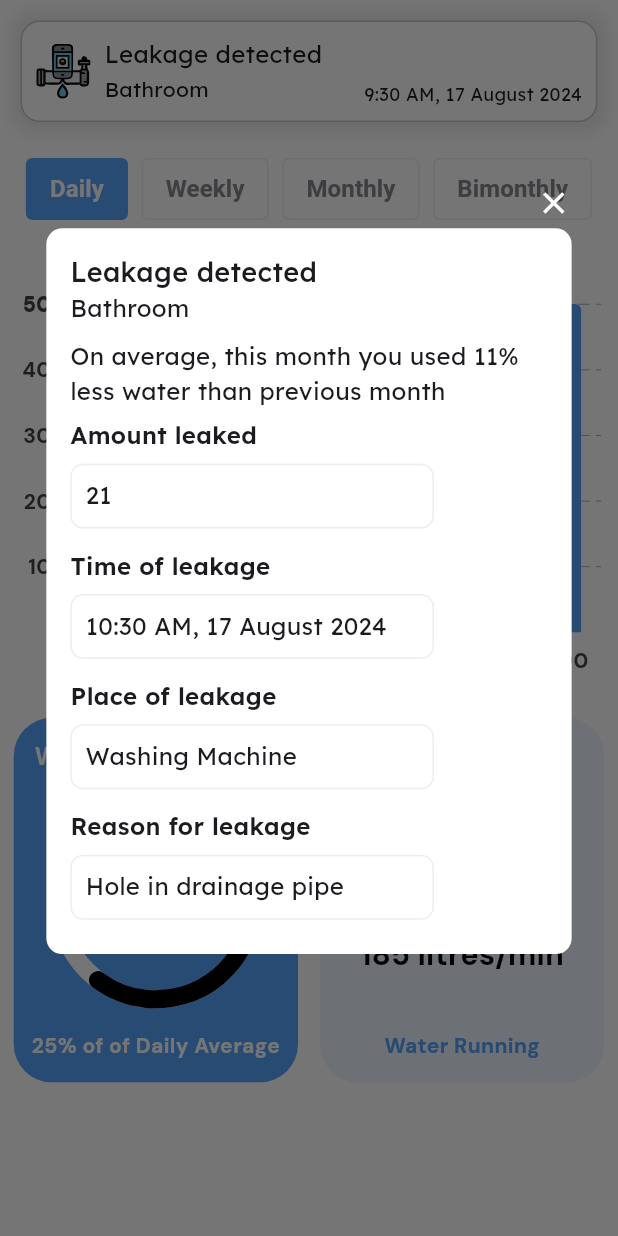
After one commit to vedasjad/aquaalert, a Flutter app: the HomePage screen opened directly, after a tap on "Leakage detected", on a phone screen of 412 x 824 dp. The commit adds this screen. Run offline on Flutter 3.47's test engine with Material 3 defaults, Android fonts, the phone set to English and light mode, and no system bars; drawn by our look-alikes of fl_chart, syncfusion_flutter_gauges; our stand-ins replace connectivity_plus, dartz, dio, flutter_screenutil, flutter_svg, get and 3 more.

Commit message:
feat: LeakageInfoDialog

```diff
--- a/lib/core/resources/app_strings.dart
+++ b/lib/core/resources/app_strings.dart
@@ -24,7 +24,7 @@ class AppStrings {
   static const garage = "Garage";
   static const monthlyProgress = "Monthly progress";
   static String monthlyProgressStatement(int percentage) {
-    return "On average, this month you used $percentage% less\nwater than previous month";
+    return "On average, this month you used $percentage% less water than previous month";
   }
 
   static const thisMonth = "This month";
@@ -34,4 +34,8 @@ class AppStrings {
   static daysInARow(int days) => "$days days in a row";
   static const searchByName = "Search By Name";
   static const filterBy = "Filter by";
+  static const amountLeaked = "Amount leaked";
+  static const timeOfLeakage = "Time of leakage";
+  static const placeOfLeakage = "Place of leakage";
+  static const reasonForLeakage = "Reason for leakage";
 }
--- a/lib/core/resources/app_text_styles.dart
+++ b/lib/core/resources/app_text_styles.dart
@@ -66,6 +66,11 @@ class AppTextStyles {
   static TextStyle lexendNormalRegular = _lexendBase(
     fontSize: _defaultFontSize,
     fontWeight: regular,
+  );
+
+  static TextStyle lexendNormalSemiBold = _lexendBase(
+    fontSize: _defaultFontSize,
+    fontWeight: semiBold,
   );
 
   static TextStyle lexendSmallRegular = _lexendBase(
--- /dev/null
+++ b/lib/features/history/domain/models/leakage.dart
@@ -0,0 +1,15 @@
+class Leakage {
+  final String location;
+  final String equipment;
+  final String reason;
+  final DateTime dateTime;
+  final int amountInLitres;
+
+  Leakage({
+    required this.dateTime,
+    required this.amountInLitres,
+    required this.equipment,
+    required this.location,
+    required this.reason,
+  });
+}
--- a/lib/features/history/presentation/controllers/history_controller.dart
+++ b/lib/features/history/presentation/controllers/history_controller.dart
@@ -2,13 +2,39 @@ import 'package:aquaalert/core/resources/app_strings.dart';
 import 'package:flutter/cupertino.dart';
 import 'package:get/get.dart';
 
+import '../../domain/models/leakage.dart';
+
 class HistoryController extends GetxController {
   final TextEditingController searchFieldController = TextEditingController();
 
-  final List<String> leakagePlaces = [
-    AppStrings.kitchen,
-    AppStrings.bathroom,
-    AppStrings.garage,
-    AppStrings.laundry,
+  final List<Leakage> leakages = [
+    Leakage(
+      dateTime: DateTime.now(),
+      amountInLitres: 21,
+      equipment: "Washing Machine",
+      location: AppStrings.bathroom,
+      reason: "Hole in drainage pipe",
+    ),
+    Leakage(
+      dateTime: DateTime.now(),
+      amountInLitres: 21,
+      equipment: "Washing Machine",
+      location: AppStrings.kitchen,
+      reason: "Hole in drainage pipe",
+    ),
+    Leakage(
+      dateTime: DateTime.now(),
+      amountInLitres: 21,
+      equipment: "Washing Machine",
+      location: AppStrings.garage,
+      reason: "Hole in drainage pipe",
+    ),
+    Leakage(
+      dateTime: DateTime.now(),
+      amountInLitres: 21,
+      equipment: "Washing Machine",
+      location: AppStrings.laundry,
+      reason: "Hole in drainage pipe",
+    ),
   ];
 }
--- a/lib/features/history/presentation/pages/history_page.dart
+++ b/lib/features/history/presentation/pages/history_page.dart
@@ -12,7 +12,9 @@ import '../widgets/filter_widget.dart';
 import '../widgets/history_search_bar.dart';
 
 class HistoryPage extends StatelessWidget {
-  const HistoryPage({super.key});
+  const HistoryPage({
+    super.key,
+  });
 
   @override
   Widget build(BuildContext context) {
@@ -41,9 +43,9 @@ class HistoryPage extends StatelessWidget {
             children: [
               HistorySearchBar(controller: controller),
               const FilterWidget(),
-              ...List.generate(controller.leakagePlaces.length, (index) {
+              ...List.generate(controller.leakages.length, (index) {
                 return LeakageNotifierWidget(
-                  place: controller.leakagePlaces[index],
+                  leakage: controller.leakages[index],
                 );
               }),
             ],
@@ -53,3 +55,50 @@ class HistoryPage extends StatelessWidget {
     );
   }
 }
+
+class LeakageDialogInfoField extends StatelessWidget {
+  const LeakageDialogInfoField({
+    required this.value,
+    required this.label,
+    super.key,
+  });
+  final String label;
+  final String value;
+
+  @override
+  Widget build(BuildContext context) {
+    return Container(
+      padding: EdgeInsets.symmetric(
+        vertical: SizeConfig.width_6,
+      ),
+      child: Column(
+        crossAxisAlignment: CrossAxisAlignment.start,
+        children: [
+          Text(
+            label,
+            style: AppTextStyles.lexendNormalSemiBold,
+          ),
+          Container(
+            width: SizeConfig.getScreenWidth() / 1.7,
+            decoration: BoxDecoration(
+              borderRadius: BorderRadius.circular(
+                SizeConfig.radius_8,
+              ),
+              border: Border.all(
+                color: AppColors.offWhite,
+              ),
+            ),
+            margin: EdgeInsets.only(
+              top: SizeConfig.width_6,
+            ),
+            padding: EdgeInsets.all(SizeConfig.width_8),
+            child: Text(
+              value,
+              style: AppTextStyles.lexendNormalRegular,
+            ),
+          )
+        ],
+      ),
+    );
+  }
+}
--- /dev/null
+++ b/lib/features/history/presentation/widgets/leakage_info_dialog.dart
@@ -0,0 +1,101 @@
+import 'package:flutter/material.dart';
+
+import '../../../../app/configs/size_config.dart';
+import '../../../../core/resources/app_colors.dart';
+import '../../../../core/resources/app_strings.dart';
+import '../../../../core/resources/app_text_styles.dart';
+import '../../../../core/utils/date_time_helpers.dart';
+import '../../domain/models/leakage.dart';
+import '../pages/history_page.dart';
+
+class LeakageInfoDialog extends StatelessWidget {
+  const LeakageInfoDialog({
+    required this.leakage,
+    super.key,
+  });
+
+  final Leakage leakage;
+
+  @override
+  Widget build(BuildContext context) {
+    return Dialog(
+      backgroundColor: Colors.transparent,
+      insetPadding: EdgeInsets.zero,
+      child: SizedBox(
+        height: SizeConfig.getScreenHeight() * 0.7,
+        width: SizeConfig.getScreenWidth() * 0.85,
+        child: Column(
+          children: [
+            GestureDetector(
+              onTap: () {
+                Navigator.of(context).pop();
+              },
+              child: const Row(
+                mainAxisAlignment: MainAxisAlignment.end,
+                children: [
+                  Icon(
+                    Icons.close,
+                    color: AppColors.white,
+                  ),
+                ],
+              ),
+            ),
+            Container(
+              width: SizeConfig.getScreenWidth() * 0.85,
+              decoration: BoxDecoration(
+                color: AppColors.white,
+                borderRadius: BorderRadius.circular(
+                  SizeConfig.radius_10,
+                ),
+              ),
+              padding: EdgeInsets.all(
+                SizeConfig.width_14,
+              ),
+              margin: EdgeInsets.only(
+                top: SizeConfig.width_4,
+              ),
+              child: Column(
+                crossAxisAlignment: CrossAxisAlignment.start,
+                children: [
+                  Text(
+                    AppStrings.leakageDetected,
+                    style: AppTextStyles.lexendLargeMedium,
+                  ),
+                  Text(
+                    leakage.location,
+                    style: AppTextStyles.lexendNormalRegular,
+                  ),
+                  SizedBox(
+                    height: SizeConfig.width_8,
+                  ),
+                  Text(
+                    AppStrings.monthlyProgressStatement(11),
+                    style: AppTextStyles.lexendNormalRegular,
+                  ),
+                  LeakageDialogInfoField(
+                    label: AppStrings.amountLeaked,
+                    value: leakage.amountInLitres.toString(),
+                  ),
+                  LeakageDialogInfoField(
+                    label: AppStrings.timeOfLeakage,
+                    value: formatDateTimeFromISO(
+                      leakage.dateTime.toIso8601String(),
+                    ),
+                  ),
+                  LeakageDialogInfoField(
+                    label: AppStrings.placeOfLeakage,
+                    value: leakage.equipment,
+                  ),
+                  LeakageDialogInfoField(
+                    label: AppStrings.reasonForLeakage,
+                    value: leakage.reason,
+                  ),
+                ],
+              ),
+            ),
+          ],
+        ),
+      ),
+    );
+  }
+}
--- a/lib/features/home/presentation/pages/home_page.dart
+++ b/lib/features/home/presentation/pages/home_page.dart
@@ -2,6 +2,7 @@ import 'dart:math';
 
 import 'package:aquaalert/app/configs/size_config.dart';
 import 'package:aquaalert/core/resources/app_strings.dart';
+import 'package:aquaalert/features/history/domain/models/leakage.dart';
 import 'package:flutter/material.dart';
 
 import '../../../../core/resources/app_colors.dart';
@@ -23,8 +24,14 @@ class HomePage extends StatelessWidget {
         ),
         child: Column(
           children: [
-            const LeakageNotifierWidget(
-              place: AppStrings.kitchen,
+            LeakageNotifierWidget(
+              leakage: Leakage(
+                dateTime: DateTime.now(),
+                amountInLitres: 15,
+                equipment: 'Tap',
+                location: AppStrings.bathroom,
+                reason: 'Left open',
+              ),
             ),
             UsageChartWidget(
               points: List.generate(
--- a/lib/features/home/presentation/widgets/leakage_notifier_widget.dart
+++ b/lib/features/home/presentation/widgets/leakage_notifier_widget.dart
@@ -3,22 +3,45 @@ import 'package:aquaalert/core/resources/app_strings.dart';
 import 'package:aquaalert/core/resources/app_text_styles.dart';
 import 'package:aquaalert/core/resources/resources.dart';
 import 'package:aquaalert/core/utils/date_time_helpers.dart';
+import 'package:aquaalert/features/history/presentation/controllers/history_controller.dart';
 import 'package:flutter/material.dart';
 import 'package:flutter_svg/flutter_svg.dart';
+import 'package:get/get.dart';
 
 import '../../../../core/resources/app_colors.dart';
+import '../../../history/domain/models/leakage.dart';
+import '../../../history/presentation/widgets/leakage_info_dialog.dart';
 
 class LeakageNotifierWidget extends StatelessWidget {
   const LeakageNotifierWidget({
     super.key,
-    required this.place,
+    required this.leakage,
   });
 
-  final String place;
+  final Leakage leakage;
+
+  void _showDialog({required BuildContext context, required Leakage leakage}) {
+    showDialog(
+      context: context,
+      builder: (BuildContext context) {
+        return LeakageInfoDialog(
+          leakage: leakage,
+        );
+      },
+    );
+  }
 
   @override
   Widget build(BuildContext context) {
-    return Container(
+    final HistoryController controller = Get.find();
+    return GestureDetector(
+      onTap: () {
+        _showDialog(
+          context: context,
+          leakage: controller.leakages.first,
+        );
+      },
+      child: Container(
         height: SizeConfig.height_64,
         decoration: BoxDecoration(
           boxShadow: [
@@ -69,7 +92,7 @@ class LeakageNotifierWidget extends StatelessWidget {
                         style: AppTextStyles.lexendNormalRegular,
                       ),
                       Text(
-                      place,
+                        leakage.location,
                         style: AppTextStyles.lexendSmallRegular,
                       ),
                     ],
@@ -98,6 +121,7 @@ class LeakageNotifierWidget extends StatelessWidget {
             ),
           ],
         ),
+      ),
     );
   }
 }
--- a/lib/features/nemo/presentation/pages/nemo_page.dart
+++ b/lib/features/nemo/presentation/pages/nemo_page.dart
@@ -8,8 +8,8 @@ import 'package:aquaalert/features/nemo/presentation/controllers/nemo_controller
 import 'package:aquaalert/features/stage/presentation/widgets/notification_icon_widget.dart';
 import 'package:flutter/material.dart';
 import 'package:get/get.dart';
-import 'package:percent_indicator/linear_percent_indicator.dart';
 
+import '../widgets/monthly_usage_linear_indicator.dart';
 import '../widgets/periodic_usage_widget/periodic_usage_widget.dart';
 
 class NemoPage extends StatelessWidget {
@@ -83,10 +83,13 @@ class NemoPage extends StatelessWidget {
                       SizedBox(
                         height: SizeConfig.height_4,
                       ),
-                      Text(
-                        AppStrings.monthlyProgressStatement(11),
-                        style: AppTextStyles.lexendNormalRegular,
-                        maxLines: 2,
+                      SizedBox(
+                        width: SizeConfig.getScreenWidth() * 0.75,
+                        child: Text(
+                          AppStrings.monthlyProgressStatement(11),
+                          style: AppTextStyles.lexendNormalRegular,
+                          maxLines: 2,
+                        ),
                       ),
                       Row(
                         mainAxisAlignment: MainAxisAlignment.spaceBetween,
@@ -201,61 +204,3 @@ class NemoPage extends StatelessWidget {
     );
   }
 }
-
-class MonthlyUsageLinearIndicator extends StatelessWidget {
-  const MonthlyUsageLinearIndicator({
-    required this.ltrsPerDay,
-    this.isPrevMonth = false,
-    super.key,
-  });
-  final String ltrsPerDay;
-  final bool isPrevMonth;
-
-  @override
-  Widget build(BuildContext context) {
-    return Column(
-      crossAxisAlignment: CrossAxisAlignment.start,
-      children: [
-        Row(
-          children: [
-            Text(
-              ltrsPerDay,
-              style: AppTextStyles.lexendExtraLargeBold.copyWith(
-                fontSize: SizeConfig.fontSize_40,
-              ),
-            ),
-            SizedBox(
-              width: SizeConfig.width_4,
-            ),
-            Column(
-              crossAxisAlignment: CrossAxisAlignment.start,
-              children: [
-                Text(
-                  AppStrings.ltrsPerDay,
-                  style: AppTextStyles.lexendNormalRegular,
-                ),
-                Text(
-                  isPrevMonth ? AppStrings.previousMonth : AppStrings.thisMonth,
-                  style: AppTextStyles.lexendSmallRegular,
-                ),
-              ],
-            )
-          ],
-        ),
-        LinearPercentIndicator(
-          width: MediaQuery.of(context).size.width / 2,
-          animation: true,
-          lineHeight: 10.0,
-          animationDuration: 400,
-          percent: 0.8,
-          barRadius: Radius.circular(
-            SizeConfig.radius_22,
-          ),
-          padding: EdgeInsets.zero,
-          progressColor: AppColors.skyBlue,
-          backgroundColor: AppColors.offWhite,
-        ),
-      ],
-    );
-  }
-}
--- /dev/null
+++ b/lib/features/nemo/presentation/widgets/monthly_usage_linear_indicator.dart
@@ -0,0 +1,65 @@
+import 'package:flutter/material.dart';
+import 'package:percent_indicator/linear_percent_indicator.dart';
+
+import '../../../../app/configs/size_config.dart';
+import '../../../../core/resources/app_colors.dart';
+import '../../../../core/resources/app_strings.dart';
+import '../../../../core/resources/app_text_styles.dart';
+
+class MonthlyUsageLinearIndicator extends StatelessWidget {
+  const MonthlyUsageLinearIndicator({
+    required this.ltrsPerDay,
+    this.isPrevMonth = false,
+    super.key,
+  });
+  final String ltrsPerDay;
+  final bool isPrevMonth;
+
+  @override
+  Widget build(BuildContext context) {
+    return Column(
+      crossAxisAlignment: CrossAxisAlignment.start,
+      children: [
+        Row(
+          children: [
+            Text(
+              ltrsPerDay,
+              style: AppTextStyles.lexendExtraLargeBold.copyWith(
+                fontSize: SizeConfig.fontSize_40,
+              ),
+            ),
+            SizedBox(
+              width: SizeConfig.width_4,
+            ),
+            Column(
+              crossAxisAlignment: CrossAxisAlignment.start,
+              children: [
+                Text(
+                  AppStrings.ltrsPerDay,
+                  style: AppTextStyles.lexendNormalRegular,
+                ),
+                Text(
+                  isPrevMonth ? AppStrings.previousMonth : AppStrings.thisMonth,
+                  style: AppTextStyles.lexendSmallRegular,
+                ),
+              ],
+            )
+          ],
+        ),
+        LinearPercentIndicator(
+          width: MediaQuery.of(context).size.width / 2,
+          animation: true,
+          lineHeight: 10.0,
+          animationDuration: 400,
+          percent: 0.8,
+          barRadius: Radius.circular(
+            SizeConfig.radius_22,
+          ),
+          padding: EdgeInsets.zero,
+          progressColor: AppColors.skyBlue,
+          backgroundColor: AppColors.offWhite,
+        ),
+      ],
+    );
+  }
+}
```
Lines whose indentation alone changed are shown as unchanged.
